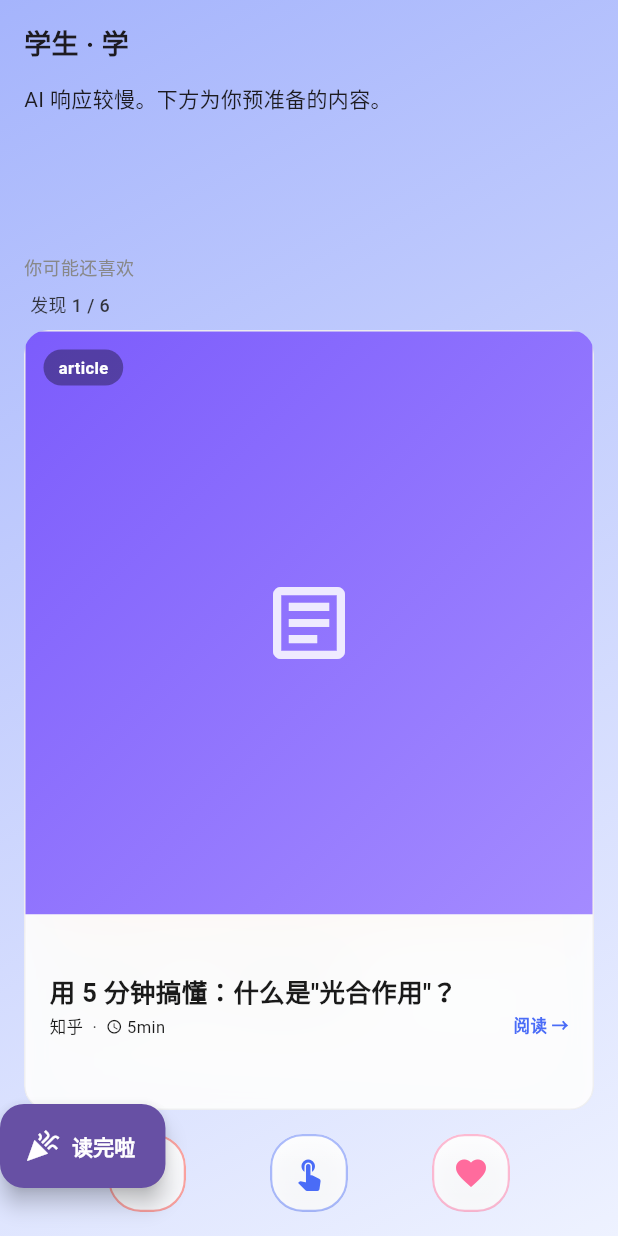
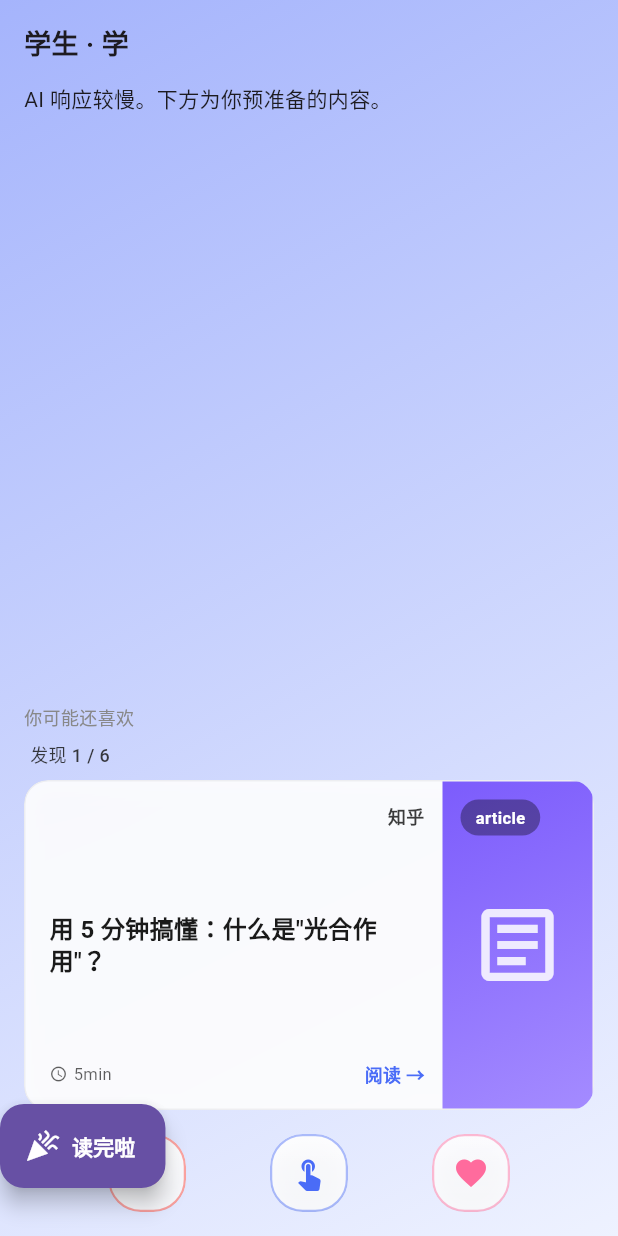
Before and after one commit to Ivan-ban998/fragment_time, a Flutter app: the ContentScreen screen opened directly, on a phone screen of 412 x 824 dp. Run offline on Flutter 3.47's test engine with Material 3 defaults, Android fonts, the phone set to English and light mode, and no system bars; our stand-ins replace just_audio, shared_preferences; missing offline and left inert: dart:html, dart:js_interop, dart:ui_web; accounts and stored records are empty; network calls fail.

Commit message:
refactor: Tinder 卡改单卡 horizontal banner (36Kr 风格)
- 6/14 写的 tinder_recommendation_stack 用 3 张卡 Stack 叠放 (520 高度)
- Brien 6/18 10:59 给参考图 = 1 张单卡 horizontal banner (220 高度)
  横向布局: 左 70% 文字 (source logo 右上 + 标题中 + 5min+阅读 → 底)
  + 右 30% 图区
- 3 按钮 (❌/👆/❤️) 保留
- 命中测试 IgnorePointer 修保留 (3 卡叠虽然删了, 但 tinder widget 是 Flutter web 已知坑)
- 来源 src: 原 tinder widget (6/14 写), 改 Row 替 Column

教训: SOUL #13 改 UI 必自己点验证, 6/18 这次问了 Brien 才看到真参考图
      推测设计 ≠ 实际设计, 一定等用户给参考

🤖 协助 by 小O 🐙

```diff
--- a/lib/widgets/tinder_recommendation_stack.dart
+++ b/lib/widgets/tinder_recommendation_stack.dart
@@ -162,10 +162,8 @@ class _TinderRecommendationStackState extends State<TinderRecommendationStack>
     if (_items.isEmpty || _topIndex >= _items.length) {
       return _buildEmpty(isDark: isDark, isWarm: isWarm);
     }
-    // 顶卡 + 后两张缩略
+    // 6/18 重构: 单卡 horizontal banner (Brien 参考图 = 1 张大横向卡, 不是 3 张叠)
     final top = _items[_topIndex];
-    final mid = _topIndex + 1 < _items.length ? _items[_topIndex + 1] : null;
-    final bot = _topIndex + 2 < _items.length ? _items[_topIndex + 2] : null;
 
     return Column(
       crossAxisAlignment: CrossAxisAlignment.stretch,
@@ -189,25 +187,10 @@ class _TinderRecommendationStackState extends State<TinderRecommendationStack>
           ),
         ),
         const SizedBox(height: 8),
-        // 6/15 v2: 240→520 卡高 ≈屏 70% (Tinder 真实比例)
+        // 6/18: 单卡 horizontal banner (高 220 横向, 不是 520 纵向 3 叠)
         SizedBox(
-          height: 520,
-          child: Stack(
-            alignment: Alignment.center,
-            children: [
-              // 6/14 v5.3: 14→8 / 8→4 后面卡不推那么下
-              // 6/18 修: 背景卡包 IgnorePointer,desktop 端点顶卡下半不会先 hit 到 mid
-              if (bot != null)
-                IgnorePointer(
-                  child: _buildBackgroundCard(bot, scale: 0.86, offsetY: 8, opacity: 0.6, isDark: isDark, isWarm: isWarm),
-                ),
-              if (mid != null)
-                IgnorePointer(
-                  child: _buildBackgroundCard(mid, scale: 0.93, offsetY: 4, opacity: 0.85, isDark: isDark, isWarm: isWarm),
-                ),
-              _buildTopCard(top, isDark: isDark, isWarm: isWarm),
-            ],
-          ),
+          height: 220,
+          child: _buildCard(top, isTop: true, isDark: isDark, isWarm: isWarm),
         ),
         const SizedBox(height: 16),
         // 三个动作按钮
@@ -275,56 +258,53 @@ class _TinderRecommendationStackState extends State<TinderRecommendationStack>
             child: InkWell(
               borderRadius: BorderRadius.circular(16),
               onTap: isTop ? () => _onTapItem(item) : null,
-              child: Column(
-                crossAxisAlignment: CrossAxisAlignment.start,
+              child: Row(
+                crossAxisAlignment: CrossAxisAlignment.stretch,
                 children: [
-                  // 6/15 v2: 上 75% = scene 色相大色块 + 中心大 icon (当图用)
+                  // 6/18 重构: 左文字区 (flex 1, 占 70% 宽)
                   Expanded(
-                    flex: 3,
-                    child: _buildImageArea(item, isTop: isTop),
-                  ),
-                  // 6/15 v2: 下 25% = 标题+元数据, 紧贴上图 0px
-                  Expanded(
-                    flex: 1,
                     child: Padding(
                       padding: EdgeInsets.fromLTRB(
-                        16 * _scale, 10 * _scale, 16 * _scale, 14 * _scale,
+                        16 * _scale, 14 * _scale, 12 * _scale, 14 * _scale,
                       ),
                       child: Column(
                         crossAxisAlignment: CrossAxisAlignment.start,
-                        mainAxisAlignment: MainAxisAlignment.center,
+                        mainAxisAlignment: MainAxisAlignment.spaceBetween,
                         children: [
+                          // 顶行: 36氪 source logo (右上角对齐)
+                          Align(
+                            alignment: Alignment.topRight,
+                            child: Text(
+                              item.source,
+                              style: TextStyle(
+                                fontSize: 12 * _scale,
+                                fontWeight: FontWeight.w600,
+                                color: primary.withOpacity(0.85),
+                              ),
+                            ),
+                          ),
+                          // 中行: 标题
                           Text(
                             item.title,
                             maxLines: 2,
                             overflow: TextOverflow.ellipsis,
                             style: TextStyle(
-                              fontSize: 17 * _scale,
+                              fontSize: 16 * _scale,
                               fontWeight: FontWeight.w700,
                               color: primary,
-                              height: 1.15,
+                              height: 1.25,
                             ),
                           ),
-                          SizedBox(height: 4 * _scale),
+                          // 底行: 5min + 阅读 →
                           Row(
                             children: [
-                              Text(
-                                item.source,
-                                style: TextStyle(
-                                  fontSize: 11 * _scale,
-                                  color: primary,  // 6/15 v2.1
-                                ),
-                              ),
-                              const SizedBox(width: 6),
-                              Text('·', style: TextStyle(fontSize: 11, color: primary)),
-                              const SizedBox(width: 6),
-                              Icon(Icons.access_time, size: 11, color: primary),
-                              const SizedBox(width: 3),
+                              Icon(Icons.access_time, size: 12, color: primary.withOpacity(0.7)),
+                              const SizedBox(width: 4),
                               Text(
                                 item.duration,
                                 style: TextStyle(
                                   fontSize: 11 * _scale,
-                                  color: primary,  // 6/15 v2.1
+                                  color: primary.withOpacity(0.7),
                                 ),
                               ),
                               const Spacer(),
@@ -332,7 +312,7 @@ class _TinderRecommendationStackState extends State<TinderRecommendationStack>
                                 Text(
                                   widget.isEn ? 'Tap →' : '阅读 →',
                                   style: TextStyle(
-                                    fontSize: 11 * _scale,
+                                    fontSize: 12 * _scale,
                                     color: GlassStyle.accent,
                                     fontWeight: FontWeight.w600,
                                   ),
@@ -342,6 +322,11 @@ class _TinderRecommendationStackState extends State<TinderRecommendationStack>
                         ],
                       ),
                     ),
+                  ),
+                  // 6/18 重构: 右图区 (固定 80 宽, 占 30%)
+                  SizedBox(
+                    width: 100,
+                    child: _buildImageArea(item, isTop: isTop),
                   ),
                 ],
               ),
```
